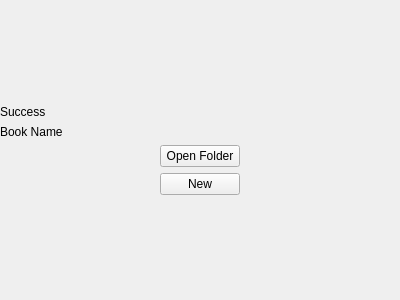
Above: Android/EpubWrapperAndroid/SuccessWidget.ui from seagullua/EPubWrapper before the change. Below: the same form after it.
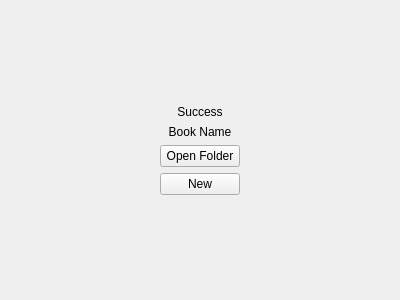
That is the form after the change.

What changed in the file:
```diff
--- a/Android/EpubWrapperAndroid/SuccessWidget.ui
+++ b/Android/EpubWrapperAndroid/SuccessWidget.ui
@@ -49,6 +49,12 @@
        <property name="text">
         <string>Success</string>
        </property>
+       <property name="alignment">
+        <set>Qt::AlignCenter</set>
+       </property>
+       <property name="wordWrap">
+        <bool>true</bool>
+       </property>
       </widget>
      </item>
      <item>
@@ -56,6 +62,12 @@
        <property name="text">
         <string>Book Name</string>
        </property>
+       <property name="alignment">
+        <set>Qt::AlignCenter</set>
+       </property>
+       <property name="wordWrap">
+        <bool>true</bool>
+       </property>
       </widget>
      </item>
      <item>
```
